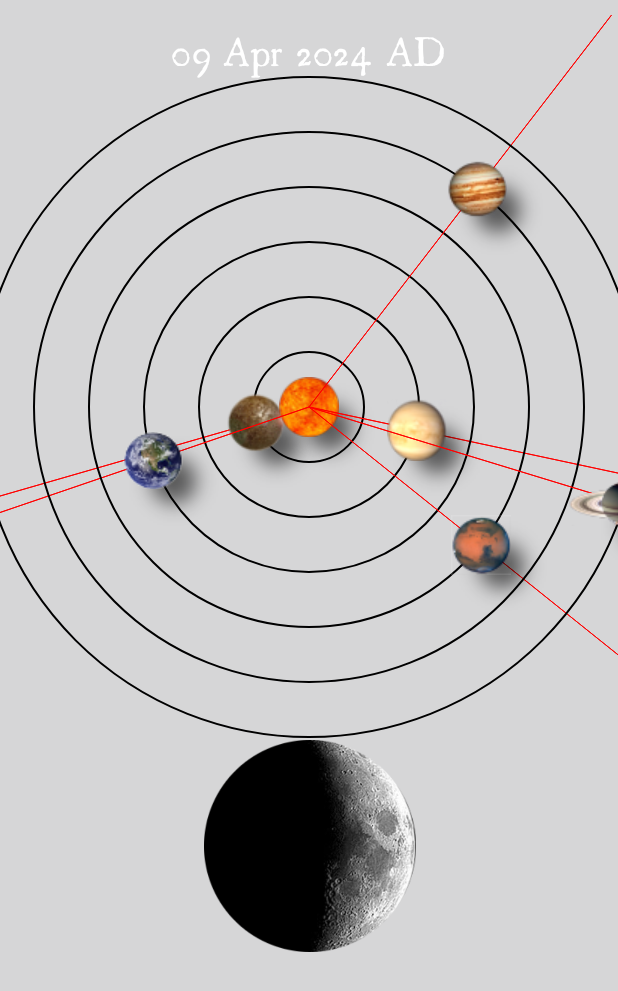
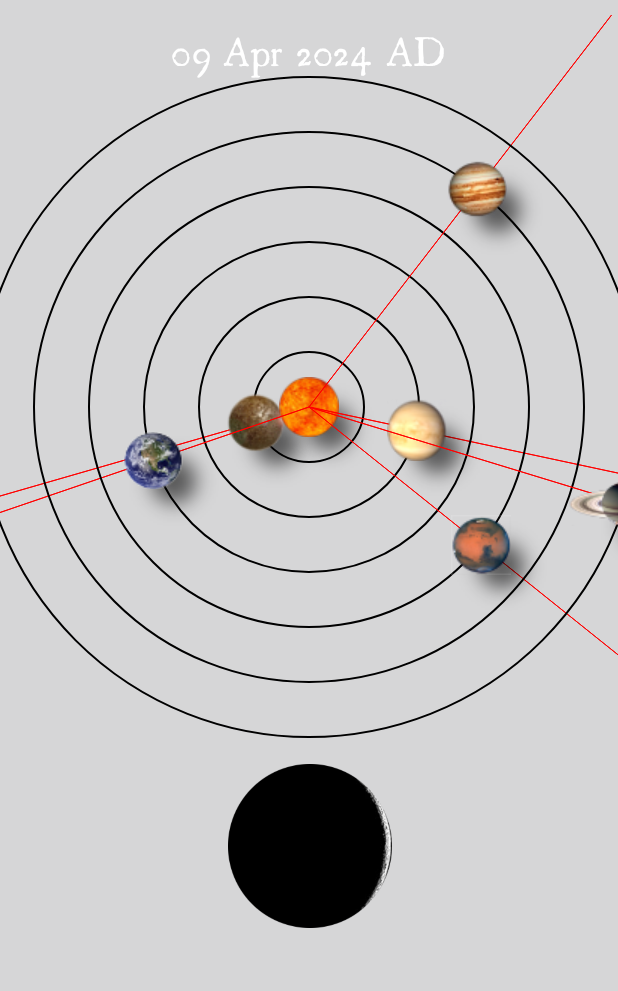
Before and after one commit to neveu/Astronomicon, an Android app built with Jetpack Compose: the screen it shows after launch (NavActivity), on a phone screen of 412 x 824 dp. Shown: the top 991 px of the screen. Run offline under Robolectric (Android 15) with nearby library versions, the phone set to English and light mode, and no system bars; our stand-ins replace EventBus.

Commit message:
Lunar phase display

```diff
--- a/app/src/main/java/fr/lehautcambara/astronomicon/ephemeris/LunarEphemeris.kt
+++ b/app/src/main/java/fr/lehautcambara/astronomicon/ephemeris/LunarEphemeris.kt
@@ -6,8 +6,10 @@ import kotlin.math.roundToInt
 import cosd
 import sind
 import tand
+import java.time.Duration
+import java.time.ZonedDateTime
 
-class LunarEphemeris(): Ephemeris() {
+class LunarEphemeris : Ephemeris() {
     override fun eclipticCoords(dateTime: Calendar): Coords {
         return eclipticCoords(dateTime.convertToJulianCentury())
     }
@@ -42,7 +44,8 @@ class LunarEphemeris(): Ephemeris() {
         ) * tand(beta0)
     }
 
-    val NewMoonEpoch = GregorianCalendar(1970, Calendar.JANUARY, 5, 0, 0, 0)
+    private val NewMoonEpoch = GregorianCalendar(1900, Calendar.JANUARY, 1, 0, 0, 0)
+
     private fun lambda(t: Double): Double {
         return (218.32 + 481267.883 * t + 6.29 * sind(477198.85 * t + 134.9)
                 - 1.27 * sind(413335.38 * t + 259.2)) + 0.66 * sind(890534.23 * t + 235.7) + 0.21 * sind(
@@ -102,13 +105,25 @@ class LunarEphemeris(): Ephemeris() {
     fun zecl(): Double {
         return zcommon(0.0)
     }
-    private fun phaseFraction(dateTime: Calendar): Double {
+     private fun phaseFraction(dateTime: Calendar): Double {
         val lp = 2551443
         val phase: Double =
             ( ((dateTime.timeInMillis - NewMoonEpoch.timeInMillis) / 1000L) % lp).toDouble()
         return phase / lp
     }
+
+     private fun phaseFraction(zonedDateTime: ZonedDateTime) : Double {
+        val lp = 2551443
+        val duration: Long = Duration.between(NewMoonEpoch.toZonedDateTime(), zonedDateTime).toMillis() / 1000
+        val phase =  (duration % lp).toDouble()
+         return phase / lp
+    }
     fun phaseImageIndex(dateTime: Calendar, numImages: Int): Int {
         return (phaseFraction(dateTime) * numImages).roundToInt() % numImages
     }
+
+    fun phaseImageIndex(zonedDateTime: ZonedDateTime, numImages: Int): Int {
+        return (phaseFraction(zonedDateTime) * numImages).roundToInt() % numImages
+    }
+
 }
--- a/app/src/main/java/fr/lehautcambara/astronomicon/ephemeris/keplerianElements/KeplerianElements.kt
+++ b/app/src/main/java/fr/lehautcambara/astronomicon/ephemeris/keplerianElements/KeplerianElements.kt
@@ -22,7 +22,7 @@ class KeplerianElements(
             return KeplerianElements(
                 "EmBary", 1.00000261, 0.01671123, -0.00001531, 100.46457166, 102.93768193, 0.0,
                 0.00000562, -0.00004392, -0.01294668, 35999.37244981, 0.32327364, 0.0
-            );
+            )
         }
 
         fun Mercury(): KeplerianElements {
--- a/app/src/main/java/fr/lehautcambara/astronomicon/orrery/OrreryUIState.kt
+++ b/app/src/main/java/fr/lehautcambara/astronomicon/orrery/OrreryUIState.kt
@@ -44,9 +44,14 @@ data class OrreryUIState (val zonedDateTime: ZonedDateTime = ZonedDateTime.now()
     private var _earth = Earth.eclipticCoords(julianCentury)
      val earth: Coords
         get() = _earth
+
     private var _moon = Moon.eclipticCoords(julianCentury)
      val moon: Coords
         get() = _moon
+
+    fun moonPhase(numImages:Int) : Int {
+        return Moon.phaseImageIndex(zonedDateTime, numImages)
+    }
 
     private var _mars = Mars.eclipticCoords(julianCentury)
     val mars: Coords
@@ -60,4 +65,5 @@ data class OrreryUIState (val zonedDateTime: ZonedDateTime = ZonedDateTime.now()
     val saturn: Coords
         get() = _saturn
 
+
 }
--- a/app/src/main/java/fr/lehautcambara/astronomicon/orrery/OrreryVM.kt
+++ b/app/src/main/java/fr/lehautcambara/astronomicon/orrery/OrreryVM.kt
@@ -13,11 +13,10 @@ import kotlinx.coroutines.flow.update
 import org.greenrobot.eventbus.Subscribe
 import org.greenrobot.eventbus.ThreadMode
 import java.time.ZonedDateTime
-import java.util.GregorianCalendar
 import kotlin.math.abs
 import kotlin.math.roundToLong
 
-class OrreryVM( ) : ViewModel() {
+class OrreryVM : ViewModel() {
 
     init {
         Kbus.register(this)
--- a/app/src/main/java/fr/lehautcambara/astronomicon/ui/DrawPlanetAndOrbit.kt
+++ b/app/src/main/java/fr/lehautcambara/astronomicon/ui/DrawPlanetAndOrbit.kt
@@ -6,7 +6,6 @@ import androidx.compose.foundation.background
 import androidx.compose.foundation.layout.Box
 import androidx.compose.foundation.layout.absoluteOffset
 import androidx.compose.foundation.layout.fillMaxSize
-import androidx.compose.foundation.layout.size
 import androidx.compose.runtime.Composable
 import androidx.compose.runtime.getValue
 import androidx.compose.runtime.mutableStateOf
--- a/app/src/main/java/fr/lehautcambara/astronomicon/ui/LunarPhaseBox.kt
+++ b/app/src/main/java/fr/lehautcambara/astronomicon/ui/LunarPhaseBox.kt
@@ -2,17 +2,21 @@ package fr.lehautcambara.astronomicon.ui
 
 import androidx.compose.foundation.Image
 import androidx.compose.runtime.Composable
-import androidx.compose.runtime.ComposeCompilerApi
+import androidx.compose.runtime.collectAsState
+import androidx.compose.runtime.getValue
 import androidx.compose.runtime.remember
 import androidx.compose.ui.Modifier
 import androidx.compose.ui.res.painterResource
-import androidx.compose.ui.semantics.Role.Companion.Image
 import androidx.compose.ui.tooling.preview.Preview
 import fr.lehautcambara.astronomicon.R
+import fr.lehautcambara.astronomicon.orrery.OrreryUIState
+import fr.lehautcambara.astronomicon.orrery.OrreryVM
+import kotlinx.coroutines.flow.StateFlow
+
 
 @Composable
-fun LunarPhaseBox(phase: Int, modifier: Modifier = Modifier) {
-    val phaseArray = remember{ arrayOf(
+fun LunarPhaseBox(uiState: StateFlow<OrreryUIState>, modifier: Modifier = Modifier) {
+    val phaseArray: Array<Int> = remember{ arrayOf(
         R.drawable.moonphase262_00,
         R.drawable.moonphase262_01,
         R.drawable.moonphase262_02,
@@ -38,6 +42,13 @@ fun LunarPhaseBox(phase: Int, modifier: Modifier = Modifier) {
         R.drawable.moonphase262_22,
         R.drawable.moonphase262_23,
     )}
+    val orreryUIState: OrreryUIState by uiState.collectAsState()
+    LunarPhaseBox(phaseArray, orreryUIState.moonPhase(phaseArray.size ), modifier)
+}
+
+@Composable
+fun LunarPhaseBox(phaseArray: Array<Int>, phase: Int, modifier: Modifier = Modifier) {
+
     Image(
         painterResource(id = phaseArray[phase]),
         "Moon Phase",
@@ -48,5 +59,5 @@ fun LunarPhaseBox(phase: Int, modifier: Modifier = Modifier) {
 @Preview
 @Composable
 private fun PreviewLunarPhaseBox() {
-    LunarPhaseBox(4)
+    LunarPhaseBox(OrreryVM().uiState)
 }
--- a/app/src/main/java/fr/lehautcambara/astronomicon/ui/OrreryBox.kt
+++ b/app/src/main/java/fr/lehautcambara/astronomicon/ui/OrreryBox.kt
@@ -3,7 +3,6 @@ package fr.lehautcambara.astronomicon.ui
 import androidx.compose.foundation.gestures.detectDragGestures
 import androidx.compose.foundation.layout.Box
 import androidx.compose.foundation.layout.fillMaxWidth
-import androidx.compose.foundation.layout.size
 import androidx.compose.runtime.Composable
 import androidx.compose.runtime.collectAsState
 import androidx.compose.runtime.getValue
@@ -21,7 +20,6 @@ import androidx.compose.ui.layout.ContentScale
 import androidx.compose.ui.layout.onGloballyPositioned
 import androidx.compose.ui.res.painterResource
 import androidx.compose.ui.tooling.preview.Preview
-import androidx.compose.ui.unit.dp
 import androidx.compose.ui.unit.toSize
 import fr.lehautcambara.astronomicon.R
 import fr.lehautcambara.astronomicon.kbus.Kbus
--- a/app/src/main/java/fr/lehautcambara/astronomicon/ui/OrreryScreen.kt
+++ b/app/src/main/java/fr/lehautcambara/astronomicon/ui/OrreryScreen.kt
@@ -2,8 +2,6 @@ package fr.lehautcambara.astronomicon.ui
 
 import androidx.compose.foundation.layout.Box
 import androidx.compose.foundation.layout.Column
-import androidx.compose.foundation.layout.Spacer
-import androidx.compose.foundation.layout.fillMaxHeight
 import androidx.compose.foundation.layout.fillMaxSize
 import androidx.compose.foundation.layout.padding
 import androidx.compose.runtime.Composable
@@ -32,7 +30,7 @@ fun OrreryScreen(bg: Int, orreryBackground: Int, orreryVM: OrreryVM) {
         ) {
             OrreryDate(orreryVM.uiState)
             OrreryBox(orreryVM.uiState, orreryBackground)
-            LunarPhaseBox(phase = 5, modifier = Modifier.fillMaxSize(0.5F).padding(vertical = 16.dp))
+            LunarPhaseBox(orreryVM.uiState, modifier = Modifier.fillMaxSize(0.5F).padding(vertical = 32.dp))
         }
     }
 }
```
Also changed, not shown: app/src/main/java/fr/lehautcambara/astronomicon/ui/DrawZodiacPointer.kt (+0 -10 lines).
